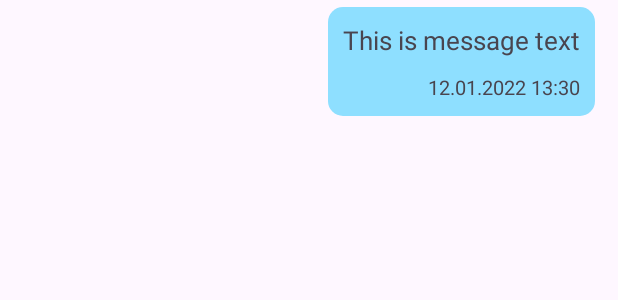
After one commit to alekskate11/HealthAppHelperNew, an Android app: the layout message_from_curr_user_rv_item.xml on its own in the app's theme, with its tools: preview values and no code run, on a phone screen of 412 x 824 dp. The commit adds this screen. Shown: the top 300 px of the screen. Run offline under Robolectric (Android 15) with nearby library versions, the phone set to English and light mode, and no system bars.

Commit message:
2commit,sign up,sign in,main menu page

```diff
--- a/app/src/main/AndroidManifest.xml
+++ b/app/src/main/AndroidManifest.xml
@@ -14,6 +14,9 @@
         android:supportsRtl="true"
         android:theme="@style/Theme.HealthAppHelper"
         tools:targetApi="31">
+        <activity
+            android:name=".ChatActivity"
+            android:exported="false" />
         <activity
             android:name=".RegisterActivity"
             android:exported="false" />
--- /dev/null
+++ b/app/src/main/res/drawable/baseline_send_24.xml
@@ -0,0 +1,5 @@
+<vector android:autoMirrored="true" android:height="24dp"
+    android:tint="#000000" android:viewportHeight="24"
+    android:viewportWidth="24" android:width="24dp" xmlns:android="http://schemas.android.com/apk/res/android">
+    <path android:fillColor="@android:color/white" android:pathData="M2.01,21L23,12 2.01,3 2,10l15,2 -15,2z"/>
+</vector>
--- /dev/null
+++ b/app/src/main/res/drawable/message_et_shape.xml
@@ -0,0 +1,5 @@
+<?xml version="1.0" encoding="utf-8"?>
+<shape xmlns:android="http://schemas.android.com/apk/res/android">
+<corners android:color="@color/gray"/>
+    <corners android:radius="10dp"/>
+</shape>
--- /dev/null
+++ b/app/src/main/res/drawable/message_from_curr_user.xml
@@ -0,0 +1,5 @@
+<?xml version="1.0" encoding="utf-8"?>
+<shape xmlns:android="http://schemas.android.com/apk/res/android">
+    <solid android:color="#8EDFFF"/>
+    <corners android:radius="10dp"/>
+</shape>
--- /dev/null
+++ b/app/src/main/res/drawable/message_shape.xml
@@ -0,0 +1,6 @@
+<?xml version="1.0" encoding="utf-8"?>
+
+<shape xmlns:android="http://schemas.android.com/apk/res/android">
+    <solid android:color="#8EDFFF"/>
+    <corners android:radius="10dp"/>
+</shape>
--- /dev/null
+++ b/app/src/main/res/layout/message_from_curr_user_rv_item.xml
@@ -0,0 +1,36 @@
+<?xml version="1.0" encoding="utf-8"?>
+<RelativeLayout xmlns:android="http://schemas.android.com/apk/res/android"
+    android:layout_width="match_parent"
+    android:layout_height="wrap_content"
+    xmlns:tools="http://schemas.android.com/tools">
+
+    <LinearLayout
+        android:layout_width="wrap_content"
+        android:layout_height="wrap_content"
+        android:orientation="vertical"
+        android:layout_marginTop="10dp"
+        android:layout_centerVertical="true"
+        android:layout_alignParentEnd="true"
+        android:layout_marginEnd="15dp"
+        android:padding="10dp"
+        android:background="@drawable/message_from_curr_user">
+
+        <TextView
+            android:id="@+id/message_tv"
+            android:layout_width="wrap_content"
+            android:layout_height="wrap_content"
+            android:textSize="17sp"
+            tools:text="This is message text"/>
+
+        <TextView
+            android:id="@+id/message_date_tv"
+            android:layout_width="wrap_content"
+            android:layout_height="wrap_content"
+            android:layout_gravity="end"
+            tools:text="12.01.2022 13:30"
+            android:textSize="13sp"
+            android:layout_marginTop="10dp"/>
+
+    </LinearLayout>
+
+</RelativeLayout>
--- a/app/src/main/res/values/colors.xml
+++ b/app/src/main/res/values/colors.xml
@@ -3,4 +3,6 @@
     <color name="black">#FF000000</color>
     <color name="white">#FFFFFFFF</color>
     <color name="main">#BE9AFF</color>
+    <color name="light_blue">#8EDFFF</color>
+    <color name="gray">#f3f3f3</color>
 </resources>
```
Also changed, not shown: app/src/main/java/com/example/healthapphelper/ChatActivity.java (added, +89 -0 lines), app/src/main/java/com/example/healthapphelper/chats/ChatsAdapter.java (+13 -6 lines), app/src/main/java/com/example/healthapphelper/message/Message.java (added, +44 -0 lines), app/src/main/java/com/example/healthapphelper/message/MessageAdapter.java (added, +66 -0 lines), app/src/main/res/layout/activity_chat.xml (added, +44 -0 lines), app/src/main/res/layout/message_rv_item.xml (added, +36 -0 lines).
